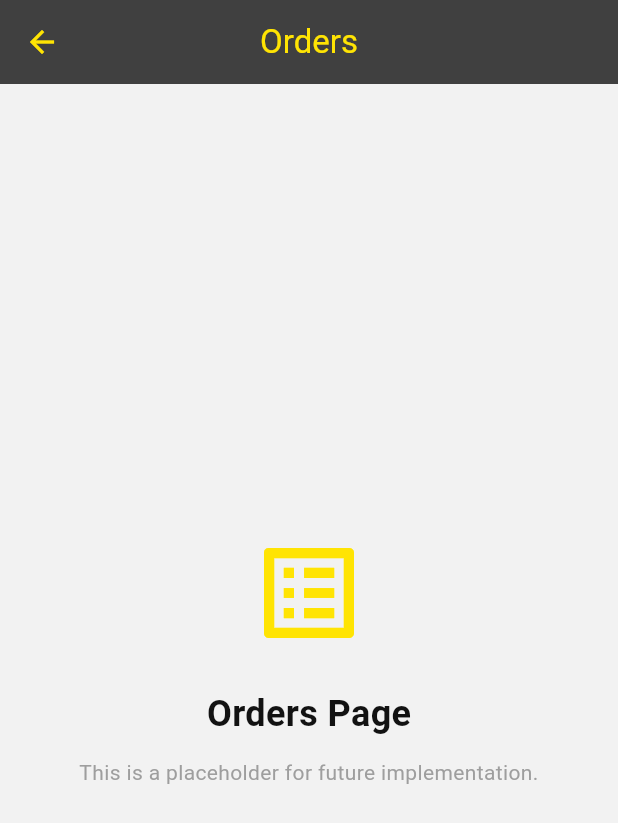
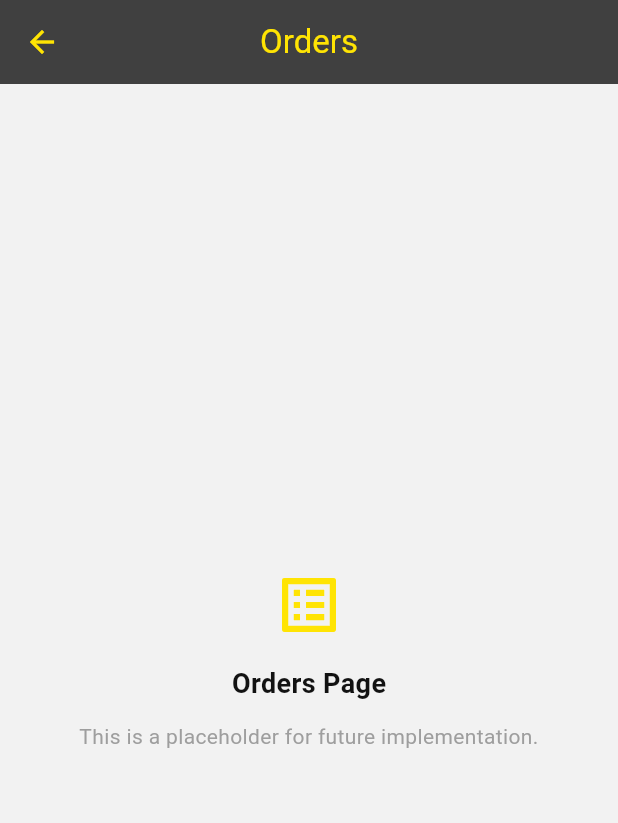
Before and after one commit to DevZkund/on_the_go, a Flutter app: the PlaceholderPage screen opened directly, on a phone screen of 412 x 824 dp. Shown: the top 823 px of the screen. Run offline on Flutter 3.47's test engine with Material 3 defaults, Android fonts, the phone set to English and light mode, and no system bars; our stand-ins replace carousel_slider, curved_labeled_navigation_bar, flutter_svg, go_router; network calls fail; Roboto replaces fonts that are missing (Poppins).

Commit message:
refactor: streamline UI layout and styling, removing tablet-specific responsive elements and adjusting spacing.

```diff
--- a/lib/features/home/ui/mobile_home_view.dart
+++ b/lib/features/home/ui/mobile_home_view.dart
@@ -205,7 +205,7 @@ class MobileHomeView extends StatelessWidget {
                   ),
                 ),
 
-                const SizedBox(height: 120),
+                const SizedBox(height: 24),
               ],
             ),
           ),
--- a/lib/features/main/ui/main_screen.dart
+++ b/lib/features/main/ui/main_screen.dart
@@ -100,8 +100,6 @@ class PlaceholderPage extends StatelessWidget {
 
   @override
   Widget build(BuildContext context) {
-    bool isTablet = ResponsiveLayout.isTablet(context);
-
     return Scaffold(
       appBar: AppBar(title: Text(title), centerTitle: true),
       body: Center(
@@ -112,39 +110,20 @@ class PlaceholderPage extends StatelessWidget {
             children: [
               Icon(
                 _getIconForTitle(title),
-                size: isTablet ? 120 : 80,
+                size: 48,
                 color: Theme.of(context).primaryColor,
               ),
-              const SizedBox(height: 24),
+              const SizedBox(height: 16),
               Text(
                 '$title Page',
-                style: TextStyle(
-                  fontSize: isTablet ? 32 : 24,
-                  fontWeight: FontWeight.bold,
-                ),
+                style: TextStyle(fontSize: 18, fontWeight: FontWeight.bold),
               ),
               const SizedBox(height: 12),
               Text(
                 'This is a placeholder for future implementation.',
                 textAlign: TextAlign.center,
-                style: TextStyle(
-                  fontSize: isTablet ? 18 : 14,
-                  color: Colors.grey,
-                ),
+                style: TextStyle(fontSize: 14, color: Colors.grey),
               ),
-              if (isTablet) ...[
-                const SizedBox(height: 48),
-                ElevatedButton(
-                  onPressed: () {},
-                  style: ElevatedButton.styleFrom(
-                    padding: const EdgeInsets.symmetric(
-                      horizontal: 48,
-                      vertical: 20,
-                    ),
-                  ),
-                  child: const Text('EXPLORE FEATURES'),
-                ),
-              ],
             ],
           ),
         ),
```
Also changed, not shown: lib/features/home/ui/widgets/benefit_card.dart (+7 -16 lines).
